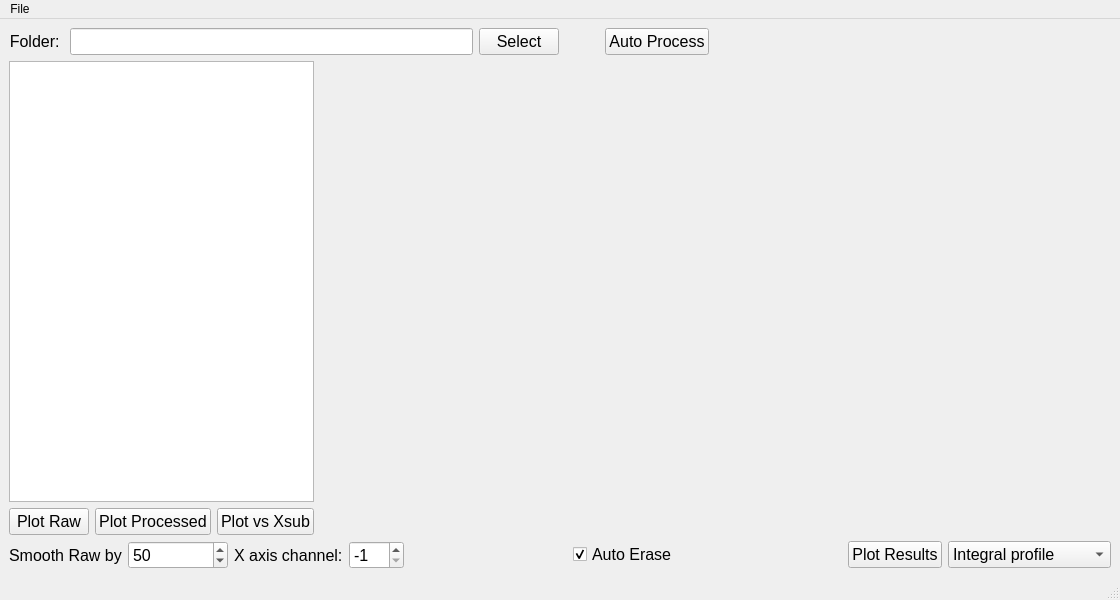
Qt form emittance/Emittance.ui (salinsalins/LoggerPlotterPy) before a commit.
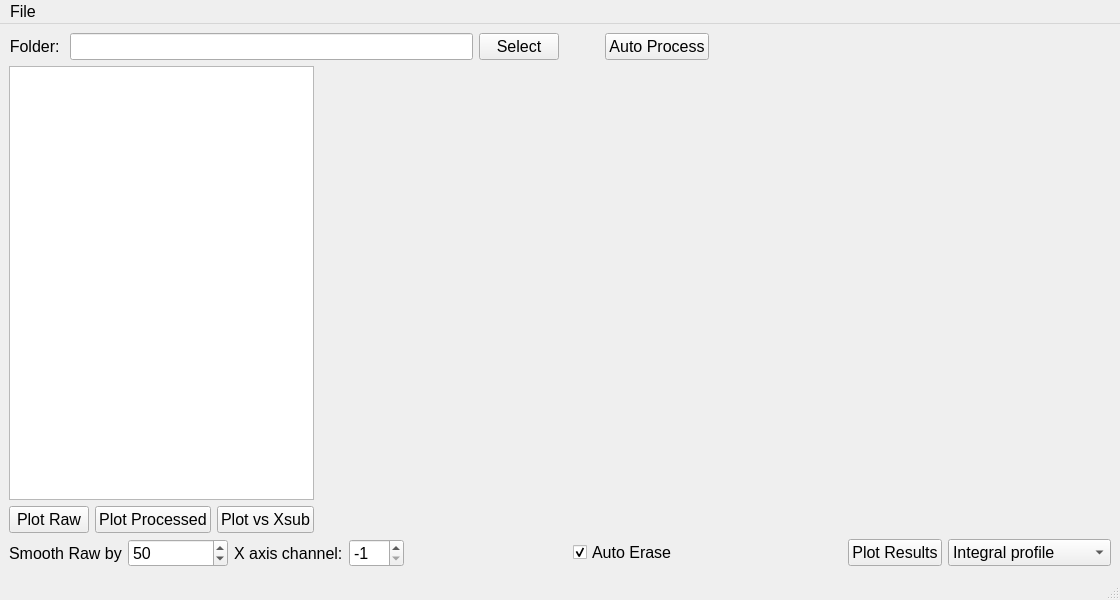
The same form after that commit. Custom widgets are drawn as their Qt base class.

```diff
--- a/emittance/Emittance.ui
+++ b/emittance/Emittance.ui
@@ -10,6 +10,11 @@
     <height>600</height>
    </rect>
   </property>
+  <property name="font">
+   <font>
+    <pointsize>12</pointsize>
+   </font>
+  </property>
   <property name="windowTitle">
    <string>MainWindow</string>
   </property>
@@ -418,7 +423,7 @@
      <x>0</x>
      <y>0</y>
      <width>1120</width>
-     <height>21</height>
+     <height>20</height>
     </rect>
    </property>
    <widget class="QMenu" name="menuFile">
```
Left out of the diff: 2 changed lines with no effect on the pictures.
